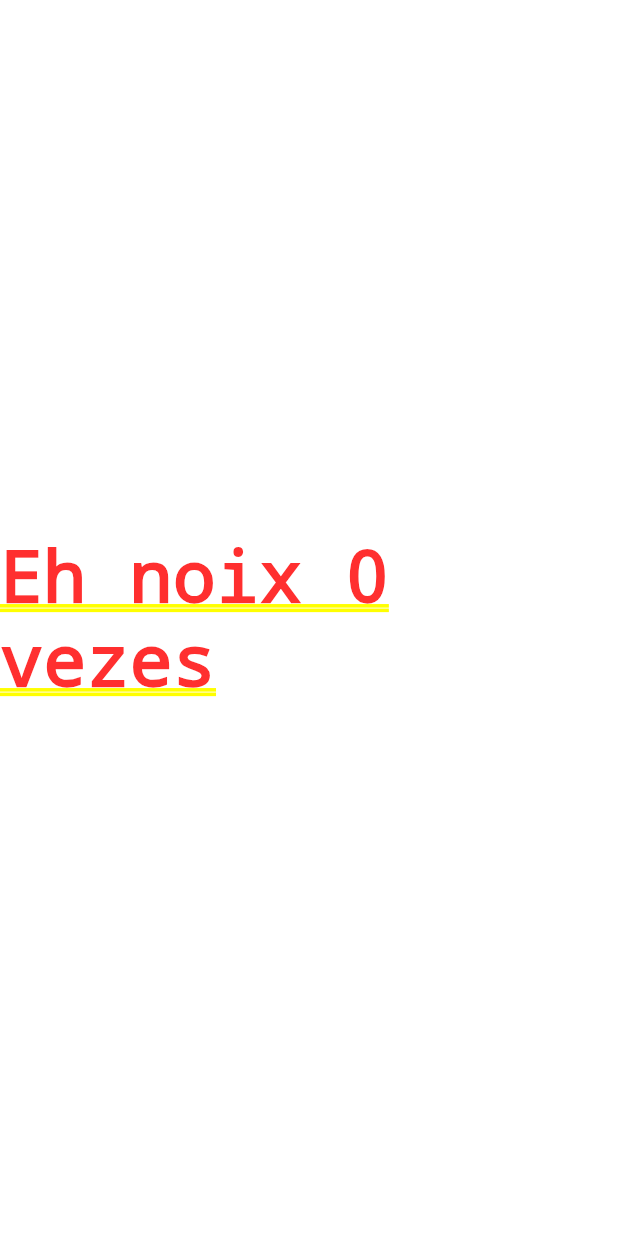
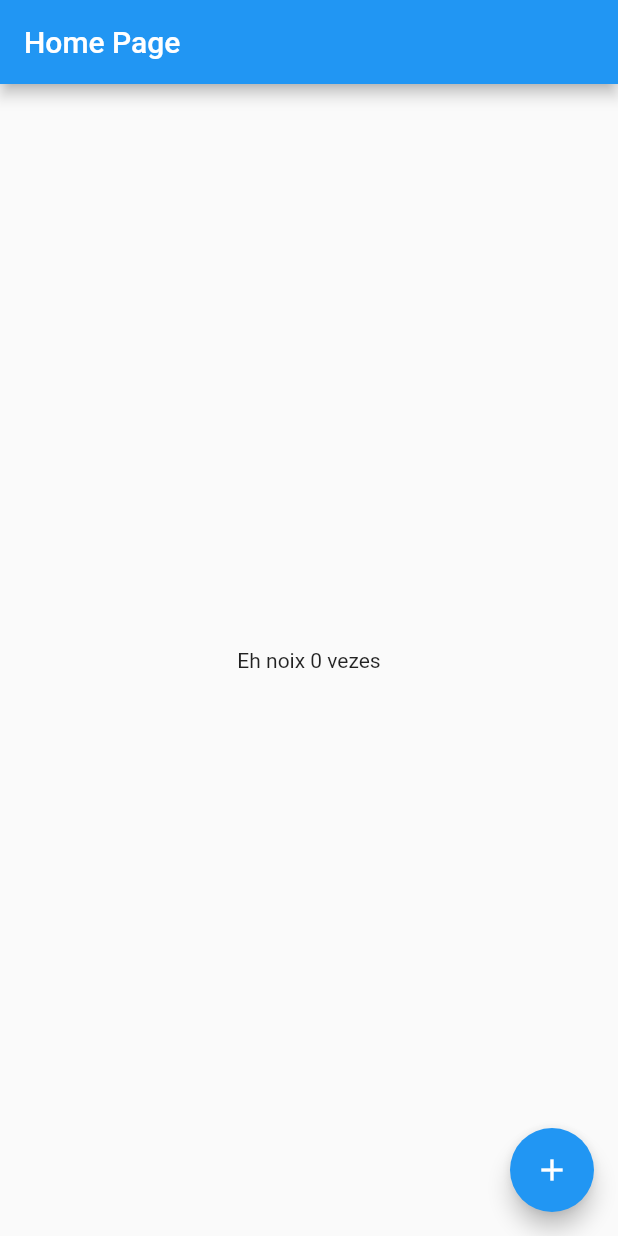
Before and after one commit to JuniorPenguim/Prodesan, a Flutter app: the screen it shows after launch, on a phone screen of 412 x 824 dp. Run offline on Flutter 3.47's test engine with Material 2 defaults, Android fonts, the phone set to English and light mode, and no system bars.

Commit message:
Inicio Widget Scaffold

```diff
--- a/lib/homePage.dart
+++ b/lib/homePage.dart
@@ -14,18 +14,31 @@ class HomePageState extends State<HomePage> {
 
   @override
   Widget build(BuildContext context) {
-    return Container(
-        child: Center(
-      child: GestureDetector(
-        //Função identificadora de toques
-        child: Text('Eh noix $counter vezes'),
-        onTap: () {
+    return Scaffold(
+      appBar: AppBar(
+        title: Text('Home Page'),
+      ),
+      body: Center(
+        child: GestureDetector(
+          //Função identificadora de toques
+          child: Text('Eh noix $counter vezes'),
+          onTap: () {
+            setState(() {
+              //Função de atualizar state/rebuild
+              counter++;
+            });
+          },
+        ),
+      ),
+      floatingActionButton: FloatingActionButton(
+        child: Icon(Icons.add),
+        onPressed: () {
           setState(() {
             //Função de atualizar state/rebuild
             counter++;
           });
         },
       ),
-    ));
+    );
   }
 }
```
